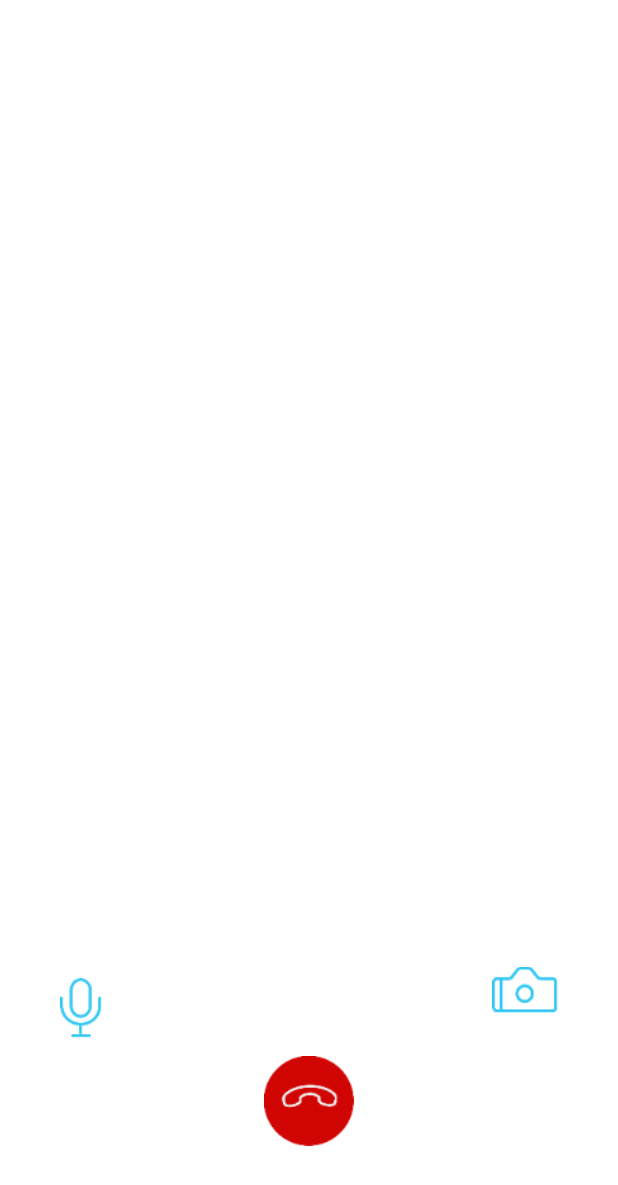
After one commit to a904754642/Agora, an Android app: the layout activity_call_video.xml on its own in the app's theme, with its tools: preview values and no code run, on a phone screen of 412 x 824 dp. The commit adds this screen. Shown: the top 1185 px of the screen. Run offline under Robolectric (Android 15) with nearby library versions, the phone set to English and light mode, and no system bars.

Commit message:
音频和视频分离,初始化

```diff
--- a/app/src/main/java/com/cnlod/agora/ui/CallForAudioActivity.java
+++ b/app/src/main/java/com/cnlod/agora/ui/CallForAudioActivity.java
@@ -63,7 +63,7 @@ public class CallForAudioActivity extends AppCompatActivity implements AGApplica
     @Override
     protected void onCreate(Bundle savedInstanceState) {
         super.onCreate(savedInstanceState);
-        setContentView(R.layout.activity_call);
+        setContentView(R.layout.activity_call_audio);
         Ls.e("音频！！！！");
 
         InitUI();
--- /dev/null
+++ b/app/src/main/res/layout/activity_call_video.xml
@@ -0,0 +1,99 @@
+<?xml version="1.0" encoding="UTF-8"?>
+<RelativeLayout xmlns:android="http://schemas.android.com/apk/res/android"
+                android:layout_width="match_parent"
+                android:layout_height="match_parent">
+
+    <FrameLayout
+        android:id="@+id/big_video_view_container"
+        android:layout_width="match_parent"
+        android:layout_height="match_parent"
+        android:background="@android:color/white"
+        />
+
+    <FrameLayout
+        android:id="@+id/small_video_view_container"
+        android:layout_width="150dp"
+        android:layout_height="150dp"
+        android:layout_alignParentTop="true"
+        android:layout_alignParentEnd="true"
+        android:layout_alignParentRight="true"
+        android:layout_marginTop="@dimen/activity_vertical_margin"
+        android:layout_marginEnd="@dimen/activity_horizontal_margin"
+        android:layout_marginRight="@dimen/activity_horizontal_margin"
+        />
+
+    <TextView
+        android:id="@+id/meet_title"
+        android:layout_width="match_parent"
+        android:layout_height="wrap_content"
+        android:layout_alignParentStart="true"
+        android:layout_alignParentLeft="true"
+        android:layout_alignParentTop="true"
+        android:gravity="center"
+        android:paddingTop="40dp"/>
+
+    <RelativeLayout
+        android:id="@+id/call_layout_tools"
+        android:layout_width="match_parent"
+        android:layout_height="64dp"
+        android:layout_alignParentBottom="true"
+        android:layout_marginBottom="120dp">
+
+        <CheckBox
+            android:id="@+id/call_mute_button"
+            android:layout_width="28dp"
+            android:layout_height="40dp"
+            android:layout_centerVertical="true"
+            android:layout_marginLeft="40dp"
+            android:background="@drawable/select_checkbox_mute"
+            android:button="@null"/>
+
+        <ImageView
+            android:id="@+id/call_switch_camera"
+            android:layout_width="44dp"
+            android:layout_height="40dp"
+            android:layout_alignParentRight="true"
+            android:layout_marginRight="40dp"
+            android:onClick="onSwitchCameraClicked"
+            android:src="@drawable/icon_camera"/>
+
+    </RelativeLayout>
+
+    <RelativeLayout
+        android:id="@+id/call_layout_callin"
+        android:layout_width="match_parent"
+        android:layout_height="wrap_content"
+        android:layout_alignParentBottom="true"
+        android:layout_marginBottom="60dp"
+        android:visibility="gone">
+
+        <ImageView
+            android:id="@+id/call_in_hangup"
+            android:layout_width="60dp"
+            android:layout_height="60dp"
+            android:layout_marginLeft="100dp"
+            android:background="@drawable/icon_video_hangup"
+            android:button="@null"
+            android:onClick="CallClickInit"/>
+
+        <ImageView
+            android:id="@+id/call_in_pickup"
+            android:layout_width="60dp"
+            android:layout_height="60dp"
+            android:layout_alignParentRight="true"
+            android:layout_marginRight="100dp"
+            android:onClick="CallClickInit"
+            android:src="@drawable/icon_video_pickup"/>
+    </RelativeLayout>
+
+    <ImageView
+        android:id="@+id/call_out_hangup"
+        android:layout_width="60dp"
+        android:layout_height="60dp"
+        android:layout_alignParentBottom="true"
+        android:layout_centerHorizontal="true"
+        android:layout_marginBottom="60dp"
+        android:background="@drawable/icon_video_hangup"
+        android:button="@null"
+        android:onClick="CallClickInit"/>
+</RelativeLayout>
```
Also changed, not shown: app/src/main/java/com/cnlod/agora/ui/CallForVideoActivity.java (+24 -20 lines), app/src/main/java/com/cnlod/agora/ui/HomeActivity.java (+13 -14 lines), app/src/main/res/layout/activity_main.xml (deleted, +0 -50 lines), app/src/main/res/layout/activity_number.xml (deleted, +0 -76 lines), app/src/main/res/layout/number.xml (deleted, +0 -98 lines), app/src/main/res/layout/activity_call_audio.xml (renamed from app/src/main/res/layout/activity_call.xml).
